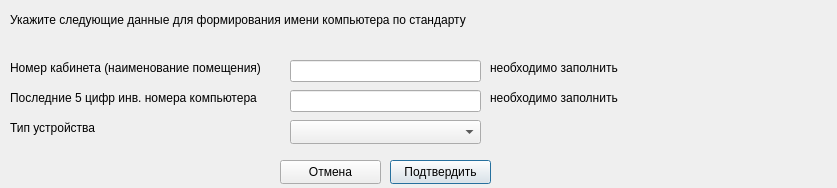
Qt form design_ui/StandardName.ui (BagaJimbildan/LAS_SibSIU) before a commit.
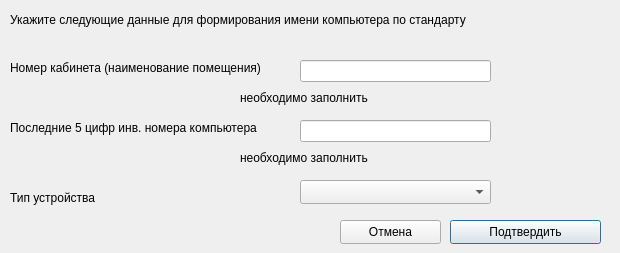
The same form after that commit.

```diff
--- a/design_ui/StandardName.ui
+++ b/design_ui/StandardName.ui
@@ -6,8 +6,8 @@
    <rect>
     <x>0</x>
     <y>0</y>
-    <width>837</width>
-    <height>188</height>
+    <width>620</width>
+    <height>253</height>
    </rect>
   </property>
   <property name="windowTitle">
@@ -18,7 +18,7 @@
     <rect>
      <x>10</x>
      <y>60</y>
-     <width>261</width>
+     <width>281</width>
      <height>16</height>
     </rect>
    </property>
@@ -30,8 +30,8 @@
    <property name="geometry">
     <rect>
      <x>10</x>
-     <y>90</y>
-     <width>261</width>
+     <y>120</y>
+     <width>271</width>
      <height>16</height>
     </rect>
    </property>
@@ -42,7 +42,7 @@
   <widget class="QLineEdit" name="tb_num_cab">
    <property name="geometry">
     <rect>
-     <x>290</x>
+     <x>300</x>
      <y>60</y>
      <width>191</width>
      <height>22</height>
@@ -52,8 +52,8 @@
   <widget class="QLineEdit" name="tb_num_inv">
    <property name="geometry">
     <rect>
-     <x>290</x>
-     <y>90</y>
+     <x>300</x>
+     <y>120</y>
      <width>191</width>
      <height>22</height>
     </rect>
@@ -62,8 +62,8 @@
   <widget class="QComboBox" name="cb_type">
    <property name="geometry">
     <rect>
-     <x>290</x>
-     <y>120</y>
+     <x>300</x>
+     <y>180</y>
      <width>191</width>
      <height>24</height>
     </rect>
@@ -73,7 +73,7 @@
    <property name="geometry">
     <rect>
      <x>10</x>
-     <y>120</y>
+     <y>190</y>
      <width>261</width>
      <height>16</height>
     </rect>
@@ -85,21 +85,24 @@
   <widget class="QPushButton" name="btn_ok">
    <property name="geometry">
     <rect>
-     <x>390</x>
-     <y>160</y>
-     <width>101</width>
+     <x>450</x>
+     <y>220</y>
+     <width>151</width>
      <height>24</height>
     </rect>
    </property>
    <property name="text">
     <string>Подтвердить</string>
    </property>
+   <property name="default">
+    <bool>true</bool>
+   </property>
   </widget>
   <widget class="QPushButton" name="btn_cancel">
    <property name="geometry">
     <rect>
-     <x>280</x>
-     <y>160</y>
+     <x>340</x>
+     <y>220</y>
      <width>101</width>
      <height>24</height>
     </rect>
@@ -113,7 +116,7 @@
     <rect>
      <x>10</x>
      <y>10</y>
-     <width>481</width>
+     <width>511</width>
      <height>20</height>
     </rect>
    </property>
@@ -124,9 +127,9 @@
   <widget class="QLabel" name="lbl_error_num_cab">
    <property name="geometry">
     <rect>
-     <x>490</x>
-     <y>60</y>
-     <width>341</width>
+     <x>240</x>
+     <y>90</y>
+     <width>361</width>
      <height>16</height>
     </rect>
    </property>
@@ -137,9 +140,9 @@
   <widget class="QLabel" name="lbl_error_num_inv">
    <property name="geometry">
     <rect>
-     <x>490</x>
-     <y>90</y>
-     <width>341</width>
+     <x>240</x>
+     <y>150</y>
+     <width>361</width>
      <height>16</height>
     </rect>
    </property>
```
